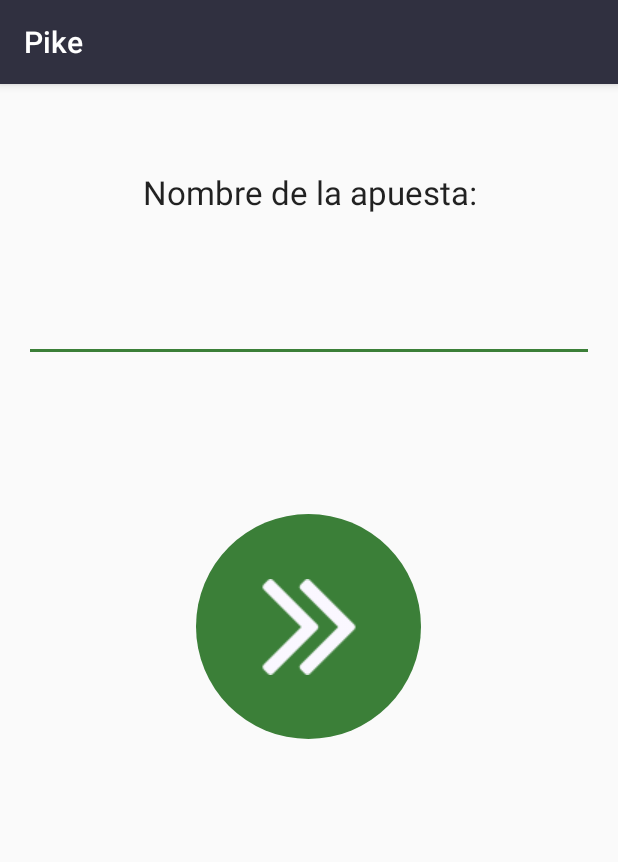
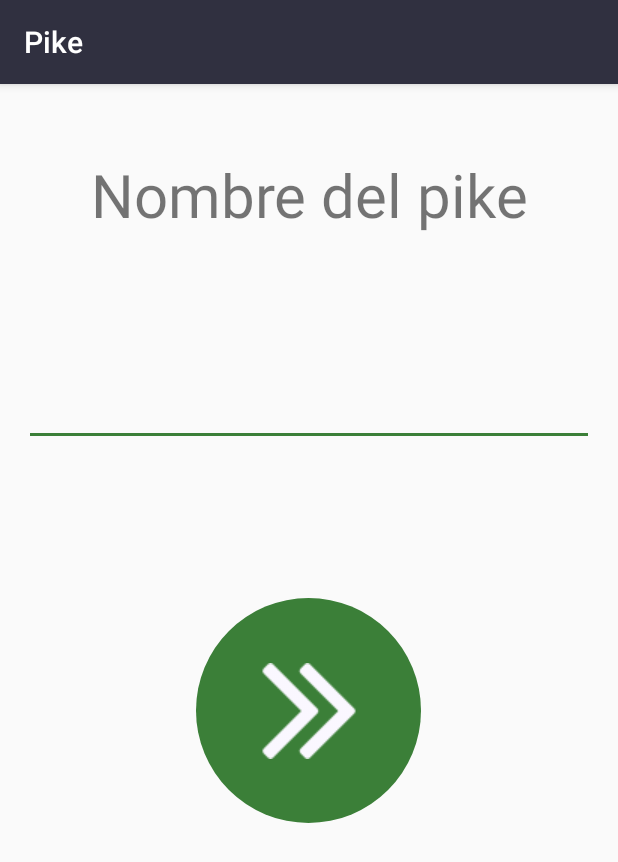
Before and after one commit to AXH-Studios/No-Hay-Huevos, an Android app: the WizardStep1Activity screen opened directly, with no data from a screen before it, on a phone screen of 412 x 824 dp. Shown: the top 862 px of the screen. Run offline under Robolectric (Android 15) with nearby library versions, the phone set to English and light mode, and no system bars; libraries missing offline, so code that uses them is left out: com.crashlytics.android, io.fabric.sdk; network calls fail.

Commit message:
Igualar vistas

```diff
--- a/android/app/src/main/res/layout/activity_wizard_step1.xml
+++ b/android/app/src/main/res/layout/activity_wizard_step1.xml
@@ -18,21 +18,26 @@
         android:weightSum="1">
 
         <TextView
+            android:gravity="center"
             android:layout_width="match_parent"
             android:layout_height="wrap_content"
-            android:text="Nombre de la apuesta:"
-            android:gravity="center"
-            android:textAppearance="?android:attr/textAppearanceLarge"
+            android:text="Nombre del pike"
             android:id="@+id/textView"
             android:layout_gravity="center_horizontal"
+            android:textSize="40sp"
             android:layout_weight="0.27"/>
 
         <EditText
             android:layout_width="match_parent"
             android:layout_height="wrap_content"
             android:id="@+id/descripcion"
+            android:textSize="60sp"
             android:layout_gravity="center_horizontal"
-            android:layout_weight="0.04" />
+            android:layout_weight="0.04"
+            android:layout_centerVertical="true"
+            android:layout_alignParentStart="true"
+            android:layout_toStartOf="@+id/textView"
+            android:layout_alignParentEnd="true"/>
 
         <RelativeLayout
             android:layout_width="match_parent"
```
Also changed, not shown: android/app/src/main/res/layout/activity_wizard_step3.xml (+6 -6 lines).
